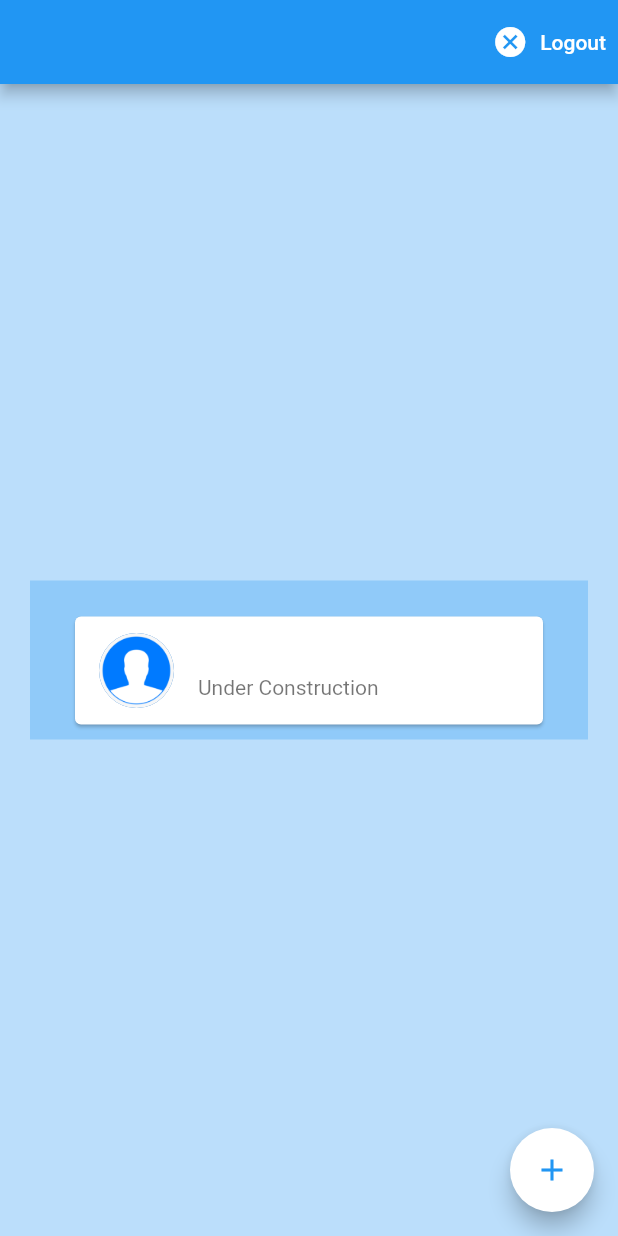
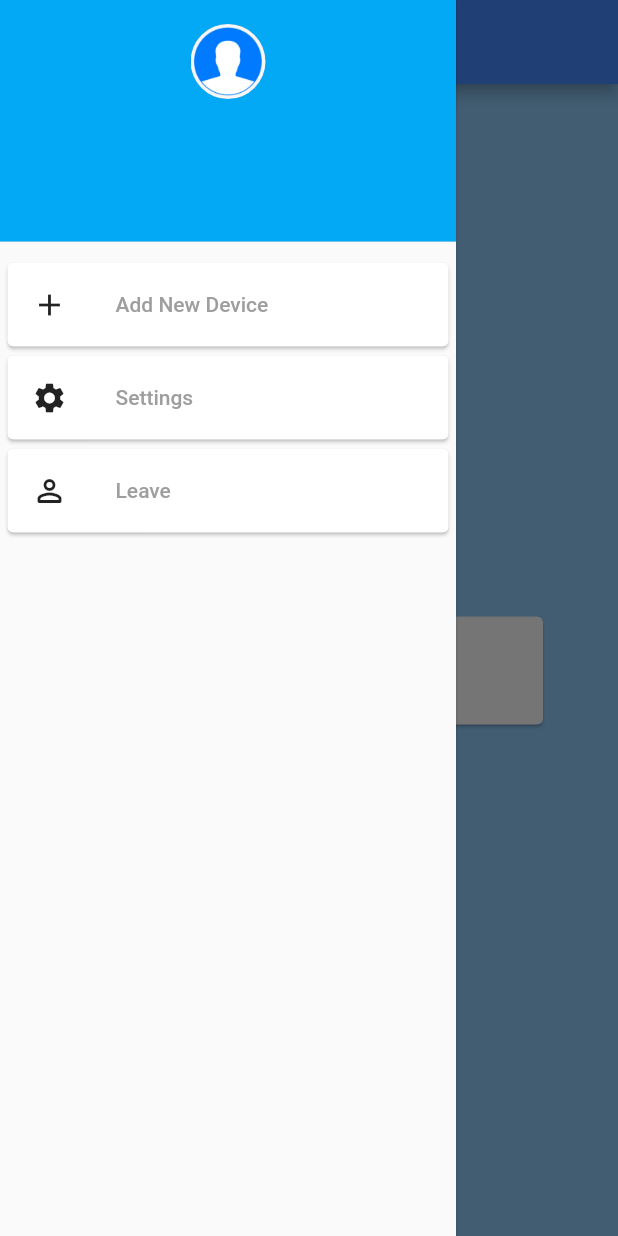
Before and after one commit to kawolski/Home_Automation, a Flutter app: the screen it shows once a user with an empty profile is signed in, with the side drawer open (before the commit the screen has no drawer), on a phone screen of 412 x 824 dp. Run offline on Flutter 3.47's test engine with Material 2 defaults, Android fonts, the phone set to English and light mode, and no system bars; our stand-ins replace cloud_firestore, firebase_auth, firebase_core, flutter_spinkit; accounts and stored records are empty.

Commit message:
Stage 5 : Added New Styling --> Added House Naming Functionality ( Forms ) --> Added Drawer --> Added Functions To Drawer --> Removed Logout AppBar Actions
**User Profile Not yet Editable

```diff
--- a/lib/models/house/house_auth.dart
+++ b/lib/models/house/house_auth.dart
@@ -10,27 +10,54 @@ class HouseAuth {
 
   HouseAuth({this.uid});
 
-  bool verifyHouseID(DocumentSnapshot snapshot) {
+  Future<bool> verifyHouseID(DocumentSnapshot snapshot) async {
     // snapshot.data()['House ID']
     String houseIdCheck = snapshot.data()['House ID'];
     if (houseIdCheck == null) {
       error = 'House Not Set';
       return false;
     } else {
-      if (house.doc(houseIdCheck) != null) {
+      dynamic validity = await house.doc(houseIdCheck).get();
+      if (validity.data() != null) {
         error = '';
+        print(houseIdCheck);
+        print(validity.data());
         return true;
       } else {
         error = 'Invalid House ID';
+        print(houseIdCheck);
+        print(validity.data());
         return false;
       }
     }
   }
 
+  Future<House> checkHouseID(String uid) async {
+    dynamic snapshot = await user.doc(uid).get();
+
+    String houseId = snapshot.data()['House ID'];
+    if (houseId == null) {
+      error = 'House Not Set';
+      return null;
+    } else {
+      dynamic houseSnap = await house.doc(houseId).get();
+      if (houseSnap.data() != null) {
+        error = 'Building House';
+        print(houseId);
+        print(houseSnap.data());
+        return House(hid: houseId, houseName: houseSnap.data()['House Name']);
+      } else {
+        error = 'Invalid House ID';
+        return null;
+      }
+    }
+  }
+
   Future getMyHouse(String houseName) async {
-    dynamic result =
-        await user.doc(uid).get(); //then((value) => print(value.data()));
-    if (verifyHouseID(result) == false) {
+    dynamic isHouse = await checkHouseID(uid);
+    print(error);
+    if (isHouse == null) {
+      //  Make New House
       try {
         dynamic result = await house.add({
           'House Name': houseName,
@@ -43,8 +70,18 @@ class HouseAuth {
         return null;
       }
     } else {
-      error = 'House Already Built';
-      return House(hid: result.data()['House ID'], houseName: houseName);
+      //  Return House Data
+      error = 'House Already Built -- One House Per User';
+      return isHouse;
     }
   }
+
+  House _houseDataFromSnapshot(DocumentSnapshot snapshot) {
+    return House(
+        hid: snapshot.data()['hid'], houseName: snapshot.data()['House Name']);
+  }
+
+  Stream<House> get userHouseData {
+    return house.doc(uid).snapshots().map(_houseDataFromSnapshot);
+  }
 }
--- /dev/null
+++ b/lib/screens/home/drawer_functions.dart
@@ -0,0 +1,8 @@
+import 'package:flutter/cupertino.dart';
+import 'package:flutter/material.dart';
+
+class DrawerFunctions {
+  void test() {
+    print("Test Successfull");
+  }
+}
--- /dev/null
+++ b/lib/screens/home/drawer_tile.dart
@@ -0,0 +1,27 @@
+import 'package:flutter/material.dart';
+
+class DrawerTile extends StatelessWidget {
+  final IconData icon;
+  final String text;
+  final Function function;
+
+  DrawerTile({this.icon, this.text, this.function});
+
+  @override
+  Widget build(BuildContext context) {
+    return Card(
+      margin: EdgeInsets.fromLTRB(5, 6, 5, 0),
+      child: ListTile(
+        leading: Icon(
+          icon,
+          color: Colors.black87,
+        ),
+        title: Text(text,
+            style: TextStyle(
+              color: Colors.grey,
+            )),
+        onTap: function,
+      ),
+    );
+  }
+}
--- a/lib/screens/home/home.dart
+++ b/lib/screens/home/home.dart
@@ -1,8 +1,14 @@
 import 'package:flutter/material.dart';
 import 'package:home_automation/models/house/house.dart';
 import 'package:home_automation/models/house/house_auth.dart';
+import 'package:home_automation/models/house/no_house.dart';
 import 'package:home_automation/models/user.dart';
+import 'package:home_automation/screens/home/drawer_functions.dart';
+import 'package:home_automation/screens/home/drawer_tile.dart';
+import 'package:home_automation/screens/home/home_projector.dart';
+import 'package:home_automation/screens/home/select.dart';
 import 'package:home_automation/screens/home/user_card.dart';
+import 'package:home_automation/screens/settings/settings.dart';
 import 'package:home_automation/services/auth.dart';
 import 'package:home_automation/services/database.dart';
 import 'package:home_automation/shared/loading.dart';
@@ -15,75 +21,103 @@ class Home extends StatefulWidget {
 
 class _HomeState extends State<Home> {
   final AuthService _auth = AuthService();
-  String status = 'Under Construction';
-  bool loading = false;
 
   @override
   Widget build(BuildContext context) {
     final user = Provider.of<CustomUser>(context);
 
+    final _houseAuth = HouseAuth(uid: user.uid);
+    final DrawerFunctions df = DrawerFunctions();
+    bool isHouse = false;
+
     return StreamProvider<UserData>.value(
       value: DatabaseService(uid: user.uid).userData,
-      child: loading
-          ? Loading()
-          : Scaffold(
-              backgroundColor: Colors.blue[100],
+      child: Scaffold(
+        backgroundColor: Colors.blue[200],
         appBar: AppBar(
-                actions: <Widget>[
-                  TextButton.icon(
-                    icon: Icon(
-                      Icons.cancel,
-                      color: Colors.white,
+          backgroundColor: Colors.blueAccent,
         ),
-                    label: Text(
-                      'Logout',
+        body: Select(),
+        drawer: Drawer(
+          elevation: 1,
+          child: ListView(
+            padding: EdgeInsets.all(0),
+            children: <Widget>[
+              DrawerHeader(
+                decoration: BoxDecoration(color: Colors.lightBlue),
+                child: Column(children: <Widget>[
+                  CircleAvatar(
+                    radius: 25,
+                    backgroundImage: AssetImage('assets/stock_profile.png'),
+                  ),
+                ]),
+              ),
+              DrawerTile(
+                  icon: Icons.add, text: "Add New Device", function: df.test),
+              DrawerTile(
+                  icon: Icons.settings,
+                  text: "Settings",
+                  function: () {
+                    Navigator.pop(context);
+                    Navigator.push(context,
+                        MaterialPageRoute(builder: (context) => Settings()));
+                  }),
+              DrawerTile(
+                  icon: Icons.perm_identity_rounded,
+                  text: "Leave",
+                  function: () async {
+                    showDialog(
+                        context: context,
+                        builder: (context) {
+                          return AlertDialog(
+                            content: Column(
+                              mainAxisSize: MainAxisSize.min,
+                              children: <Widget>[
+                                Text("Are You Sure"),
+                                SizedBox(height: 20),
+                                Row(
+                                  crossAxisAlignment: CrossAxisAlignment.center,
+                                  mainAxisAlignment:
+                                      MainAxisAlignment.spaceBetween,
+                                  children: <Widget>[
+                                    TextButton(
+                                      // padding:EdgeInsets.symmetric(horizontal:20),
+                                      style: ButtonStyle(
+                                        backgroundColor:
+                                            MaterialStateProperty.all<Color>(
+                                                Colors.black54),
+                                      ),
+                                      child: Text(
+                                        "Yes",
                                         style: TextStyle(color: Colors.white),
                                       ),
                                       onPressed: () async {
+                                        Navigator.pop(context);
                                         await _auth.signOut();
                                       },
                                     ),
+                                    TextButton(
+                                      style: ButtonStyle(
+                                          backgroundColor:
+                                              MaterialStateProperty.all<Color>(
+                                                  Colors.black54)),
+                                      child: Text(
+                                        "No",
+                                        style: TextStyle(color: Colors.white),
+                                      ),
+                                      onPressed: () {
+                                        Navigator.pop(context);
+                                      },
+                                    ),
+                                  ],
+                                )
                               ],
                             ),
-              body: Container(
-                child: Column(
-                  mainAxisAlignment: MainAxisAlignment.center,
-                  crossAxisAlignment: CrossAxisAlignment.end,
-                  children: <Widget>[
-                    Container(
-                        padding: EdgeInsets.all(10),
-                        margin:
-                            EdgeInsets.symmetric(vertical: 10, horizontal: 20),
-                        color: Colors.blue[200],
-                        child: UserCard(subtext: status))
+                          );
+                        });
+                  }),
             ],
           ),
-              ),
-              floatingActionButton: FloatingActionButton(
-                backgroundColor: Colors.white,
-                child: Icon(
-                  Icons.add,
-                  color: Colors.blue,
-                ),
-                onPressed: () async {
-                  setState(() {
-                    loading = true;
-                  });
-                  House result =
-                      await HouseAuth(uid: user.uid).getMyHouse("Demo House");
-                  if (result == null) {
-                    print('Error Loading');
-                  } else {
-                    print('Got Results');
-                    print(result);
-                    setState(() {
-                      status = result.hid;
-                    });
-                  }
-                  setState(() {
-                    loading = false;
-                  });
-                },
         ),
       ),
     );
--- /dev/null
+++ b/lib/screens/home/home_projector.dart
@@ -0,0 +1,41 @@
+import 'package:cloud_firestore/cloud_firestore.dart';
+import 'package:flutter/material.dart';
+import 'package:home_automation/models/house/house.dart';
+import 'package:home_automation/models/house/house_auth.dart';
+import 'package:home_automation/services/auth.dart';
+import 'package:provider/provider.dart';
+import 'package:home_automation/models/user.dart';
+import 'package:home_automation/screens/home/user_card.dart';
+import 'package:home_automation/models/house/house_auth.dart';
+
+class HomeProjector extends StatefulWidget {
+  @override
+  _HomeProjectorState createState() => _HomeProjectorState();
+}
+
+class _HomeProjectorState extends State<HomeProjector> {
+  final AuthService _auth = AuthService();
+  String status = 'House Found';
+
+  @override
+  Widget build(BuildContext context) {
+    final customUser = Provider.of<CustomUser>(context);
+    final userData = Provider.of<UserData>(context);
+
+    final _houseAuth = HouseAuth(uid: userData.uid);
+
+    return Container(
+      child: Column(
+        mainAxisAlignment: MainAxisAlignment.center,
+        crossAxisAlignment: CrossAxisAlignment.end,
+        children: <Widget>[
+          Container(
+              padding: EdgeInsets.all(10),
+              margin: EdgeInsets.symmetric(vertical: 10, horizontal: 20),
+              color: Colors.blue[200],
+              child: UserCard(subtext: status)),
+        ],
+      ),
+    );
+  }
+}
--- /dev/null
+++ b/lib/screens/home/select.dart
@@ -0,0 +1,18 @@
+import 'package:flutter/material.dart';
+import 'package:home_automation/models/house/no_house.dart';
+import 'package:home_automation/models/user.dart';
+import 'package:home_automation/screens/home/home_projector.dart';
+import 'package:provider/provider.dart';
+
+class Select extends StatelessWidget {
+  @override
+  Widget build(BuildContext context) {
+    final userData = Provider.of<UserData>(context) ??
+        UserData(uid: null, userName: null, hid: null);
+    if (userData.hid == null) {
+      return NoHouse();
+    } else {
+      return HomeProjector();
+    }
+  }
+}
--- a/lib/screens/home/user_card.dart
+++ b/lib/screens/home/user_card.dart
@@ -26,7 +26,7 @@ class _UserCardState extends State<UserCard> {
             radius: 25,
             backgroundImage: AssetImage('assets/stock_profile.png'),
           ),
-          title: Text(data.userName ?? ''),
+          title: Text(data.userName),
           subtitle: Text(widget.subtext),
         ),
       ),
--- /dev/null
+++ b/lib/screens/settings/settings.dart
@@ -0,0 +1,31 @@
+import 'package:flutter/material.dart';
+
+class Settings extends StatefulWidget {
+  @override
+  _SettingsState createState() => _SettingsState();
+}
+
+class _SettingsState extends State<Settings> {
+  @override
+  Widget build(BuildContext context) {
+    return Scaffold(
+      appBar: AppBar(),
+      body: Column(
+        children: <Widget>[
+          Text("Settings 1"),
+          SizedBox(
+            height: 20,
+          ),
+          Text("Settings 2"),
+          SizedBox(
+            height: 20,
+          ),
+          Text("Settings 3"),
+          SizedBox(
+            height: 20,
+          ),
+        ],
+      ),
+    );
+  }
+}
```
Also changed, not shown: lib/models/house/house_database_service.dart (deleted, +0 -14 lines), lib/models/house/no_house.dart (added, +105 -0 lines). Lines whose indentation alone changed are shown as unchanged.
